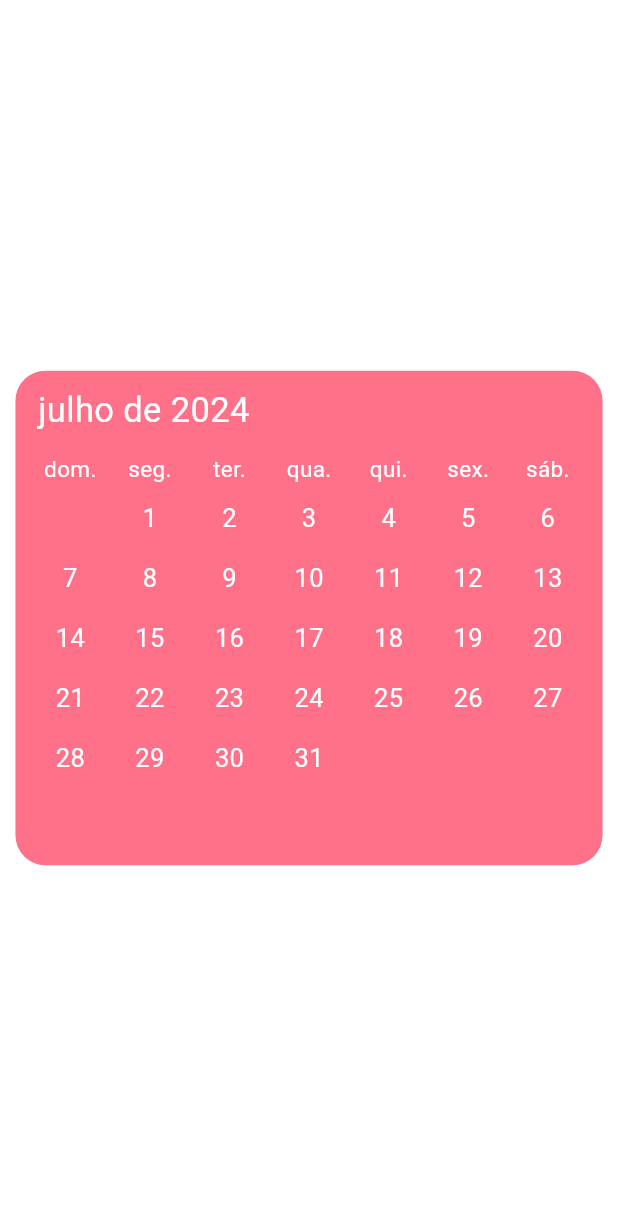
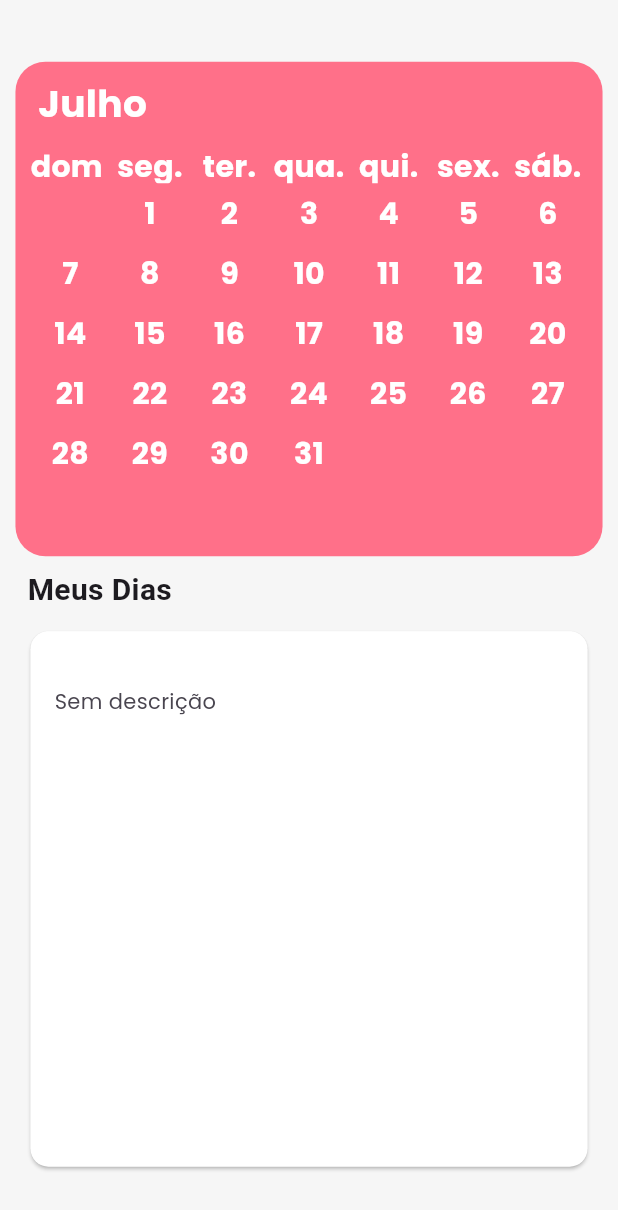
Before and after one commit to devv-thiago/diario, a Flutter app: the screen it shows after launch, on a phone screen of 412 x 824 dp. Shown: the top 1210 px of the screen. Run offline on Flutter 3.47's test engine with Material 3 defaults, Android fonts, the phone set to English and light mode, and no system bars; drawn by our look-alikes of table_calendar; our stand-ins replace google_fonts, sqflite; accounts and stored records are empty.

Commit message:
revertendo alterações

```diff
--- a/lib/screens/homepage.dart
+++ b/lib/screens/homepage.dart
@@ -10,21 +10,15 @@ class Homepage extends StatefulWidget {
 }
 
 class _HomepageState extends State<Homepage> {
-  List<Map<String, dynamic>> _anotacoes = [];
-
-  void _updateAnotacoes(List<Map<String, dynamic>> anotacoes) {
-    setState(() {
-      _anotacoes = anotacoes;
-    });
-  }
-
   @override
   Widget build(BuildContext context) {
     MediaQueryData deviceSize = MediaQuery.of(context);
     return Scaffold(
       body: Container(
         padding: const EdgeInsets.all(10),
-        decoration: const BoxDecoration(color: Colors.white),
+        decoration: const BoxDecoration(
+          color: Color.fromRGBO(246, 246, 246, 1),
+        ),
         height: deviceSize.size.height,
         width: deviceSize.size.width,
         child: Column(
@@ -33,16 +27,11 @@ class _HomepageState extends State<Homepage> {
             Calendario(
               height: deviceSize.size.height * 0.4,
               width: deviceSize.size.width * 0.95,
-              onDateSelected: (anotacoes) {
-                _updateAnotacoes(anotacoes);
-              },
             ),
-            if (_anotacoes.isNotEmpty)
-              Anotacao(
-                height: deviceSize.size.height * 0.5,
-                width: deviceSize.size.width * 0.95,
-                anotacoes: _anotacoes,
-              ),
+            Anotacao(
+              height: deviceSize.size.height * 0.5,
+              width: deviceSize.size.width * 0.95,
+            ),
           ],
         ),
       ),
--- a/lib/widget/anotacao.dart
+++ b/lib/widget/anotacao.dart
@@ -1,14 +1,13 @@
 import 'package:flutter/material.dart';
+import 'package:google_fonts/google_fonts.dart';
 
 class Anotacao extends StatelessWidget {
   final double height;
   final double width;
-  final List<Map<String, dynamic>> anotacoes;
 
   const Anotacao({
     required this.height,
     required this.width,
-    required this.anotacoes,
     super.key,
   });
 
@@ -19,25 +18,26 @@ class Anotacao extends StatelessWidget {
       width: width,
       child: Column(
         children: [
-          const Text(
-            "Meus Dias",
-            style: TextStyle(fontSize: 20, fontWeight: FontWeight.bold),
+          Container(
+            padding: const EdgeInsets.all(8.0),
+            alignment: Alignment.centerLeft,
+            child: const Text(
+              "Meus Dias",
+              style: TextStyle(fontSize: 20, fontWeight: FontWeight.bold),
+            ),
           ),
           Expanded(
-            child: ListView.builder(
-              itemCount: anotacoes.length,
-              itemBuilder: (context, index) {
-                return Card(
-                  margin:
-                      const EdgeInsets.symmetric(vertical: 5, horizontal: 10),
-                  child: ListTile(
-                    subtitle:
-                        Text(anotacoes[index]['descricao'] ?? 'Sem descrição'),
-                  ),
-                );
-              },
+            child: Card(
+              color: const Color.fromRGBO(255, 255, 255, 1),
+              margin: const EdgeInsets.symmetric(vertical: 5, horizontal: 10),
+              child: ListTile(
+                subtitle: Text(
+                  'Sem descrição',
+                  style: GoogleFonts.poppins(),
+                ),
+              ),
             ),
-          ),
+          )
         ],
       ),
     );
--- a/lib/widget/calendario.dart
+++ b/lib/widget/calendario.dart
@@ -1,18 +1,15 @@
-import 'package:diario/controller/anotacao_controller.dart';
-import 'package:diario/screens/registro_anotacao_page.dart';
 import 'package:flutter/material.dart';
+import 'package:google_fonts/google_fonts.dart';
 import 'package:table_calendar/table_calendar.dart';
 import 'package:intl/intl.dart';
 
 class Calendario extends StatefulWidget {
   final double? height;
   final double? width;
-  final Function(List<Map<String, dynamic>>) onDateSelected;
 
   const Calendario({
     this.height = 0,
     this.width = 0,
-    required this.onDateSelected,
     super.key,
   });
 
@@ -23,7 +20,11 @@ class Calendario extends StatefulWidget {
 class _CalendarioState extends State<Calendario> {
   DateTime _focusedDay = DateTime.now();
   DateTime? _selectedDay;
-  final AnotacaoController _anotacaoController = AnotacaoController();
+
+  String capitalizeMonth(DateTime date) {
+    String month = DateFormat.MMMM('pt_BR').format(date);
+    return month[0].toUpperCase() + month.substring(1);
+  }
 
   @override
   Widget build(BuildContext context) {
@@ -39,48 +40,62 @@ class _CalendarioState extends State<Calendario> {
         calendarFormat: CalendarFormat.month,
         daysOfWeekHeight: 25.0,
         rowHeight: 40.0,
-        headerStyle: const HeaderStyle(
+        headerStyle: HeaderStyle(
           headerPadding:
-              EdgeInsets.only(top: 10, bottom: 10, left: 15, right: 15),
+              const EdgeInsets.only(top: 10, bottom: 10, left: 15, right: 15),
           leftChevronVisible: false,
           rightChevronVisible: false,
           formatButtonVisible: false,
-          titleTextStyle: TextStyle(
+          titleTextStyle: GoogleFonts.poppins(
             color: Colors.white,
-            fontSize: 23,
+            fontSize: 25,
+            fontWeight: FontWeight.bold,
           ),
+          titleTextFormatter: (date, locale) => capitalizeMonth(date),
         ),
-        calendarStyle: const CalendarStyle(
-          tablePadding: EdgeInsets.only(left: 10, right: 10),
+        calendarStyle: CalendarStyle(
+          tablePadding: const EdgeInsets.only(left: 10, right: 10),
           outsideDaysVisible: false,
-          selectedDecoration: BoxDecoration(
+          selectedDecoration: const BoxDecoration(
             color: Color.fromRGBO(255, 124, 147, 1),
             shape: BoxShape.circle,
           ),
-          defaultTextStyle: TextStyle(
+          defaultTextStyle: GoogleFonts.poppins(
             color: Colors.white,
-            fontSize: 17,
+            fontSize: 20,
+            fontWeight: FontWeight.bold,
           ),
-          holidayTextStyle: TextStyle(
+          holidayTextStyle: GoogleFonts.poppins(
             color: Colors.white,
-            fontSize: 17,
+            fontSize: 20,
+            fontWeight: FontWeight.bold,
           ),
-          weekendTextStyle: TextStyle(
+          weekendTextStyle: GoogleFonts.poppins(
             color: Colors.white,
-            fontSize: 17,
+            fontSize: 20,
+            fontWeight: FontWeight.bold,
           ),
-          todayTextStyle: TextStyle(
+          todayTextStyle: GoogleFonts.poppins(
             color: Colors.white,
-            fontSize: 17,
+            fontSize: 20,
+            fontWeight: FontWeight.bold,
           ),
-          todayDecoration: BoxDecoration(
+          todayDecoration: const BoxDecoration(
             color: Colors.transparent,
             shape: BoxShape.circle,
           ),
         ),
-        daysOfWeekStyle: const DaysOfWeekStyle(
-          weekdayStyle: TextStyle(color: Colors.white, fontSize: 15),
-          weekendStyle: TextStyle(color: Colors.white, fontSize: 15),
+        daysOfWeekStyle: DaysOfWeekStyle(
+          weekdayStyle: GoogleFonts.poppins(
+            color: Colors.white,
+            fontSize: 20,
+            fontWeight: FontWeight.bold,
+          ),
+          weekendStyle: GoogleFonts.poppins(
+            color: Colors.white,
+            fontSize: 20,
+            fontWeight: FontWeight.bold,
+          ),
         ),
         firstDay: DateTime.utc(2020, 1, 1),
         lastDay: DateTime.utc(2030, 12, 31),
@@ -93,25 +108,6 @@ class _CalendarioState extends State<Calendario> {
             _selectedDay = selectedDay;
             _focusedDay = focusedDay;
           });
-          String formattedDate = DateFormat('yyyy-MM-dd').format(_selectedDay!);
-          debugPrint('Formatted Date: $formattedDate');
-
-          List<Map<String, dynamic>> resultado =
-              await _anotacaoController.visualizarAnotacao(formattedDate);
-
-          debugPrint('Resultado: $resultado');
-
-          if (resultado.isEmpty) {
-            debugPrint("1");
-            Navigator.of(context).push(
-              MaterialPageRoute(
-                builder: (BuildContext context) => const RegistroAnotacaoPage(),
-              ),
-            );
-          } else {
-            debugPrint("2");
-            widget.onDateSelected(resultado);
-          }
         },
       ),
     );
--- a/pubspec.yaml
+++ b/pubspec.yaml
@@ -41,6 +41,7 @@ dependencies:
   flutter_localizations:
     sdk: flutter
   path: ^1.9.0
+  google_fonts: ^6.2.1
 
 dev_dependencies:
   flutter_test:
```
Also changed, not shown: pubspec.lock.
